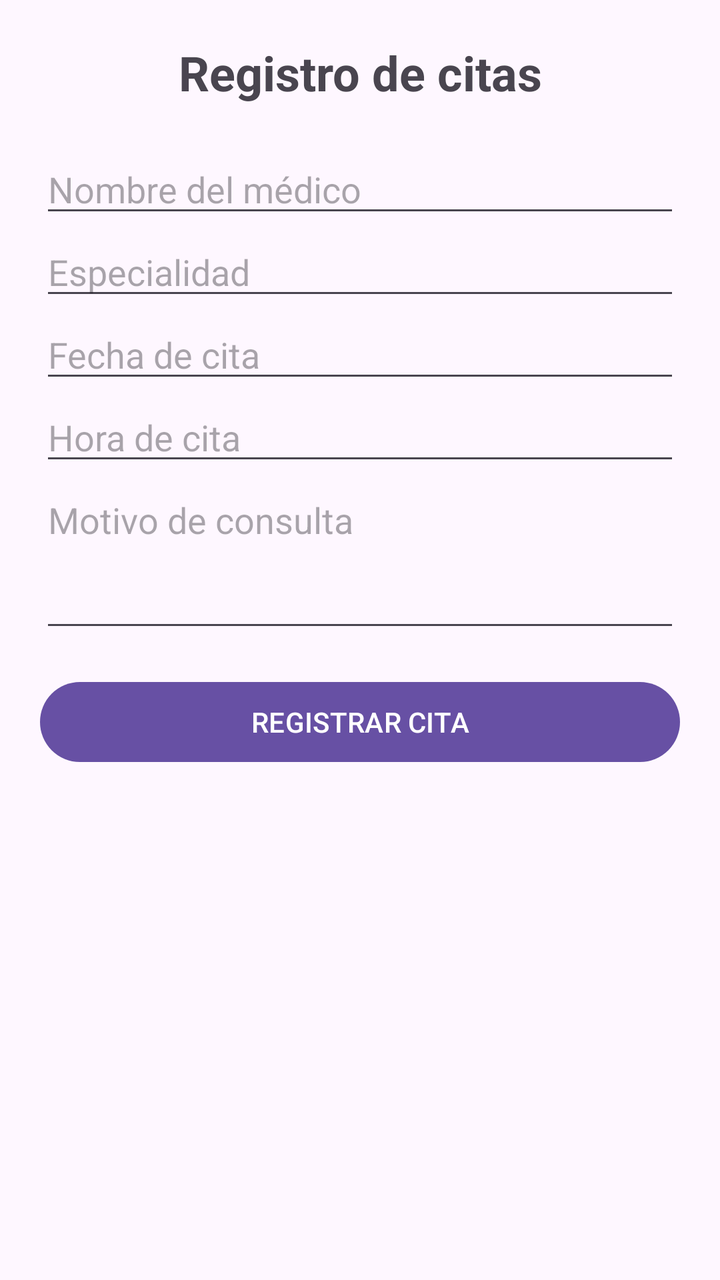
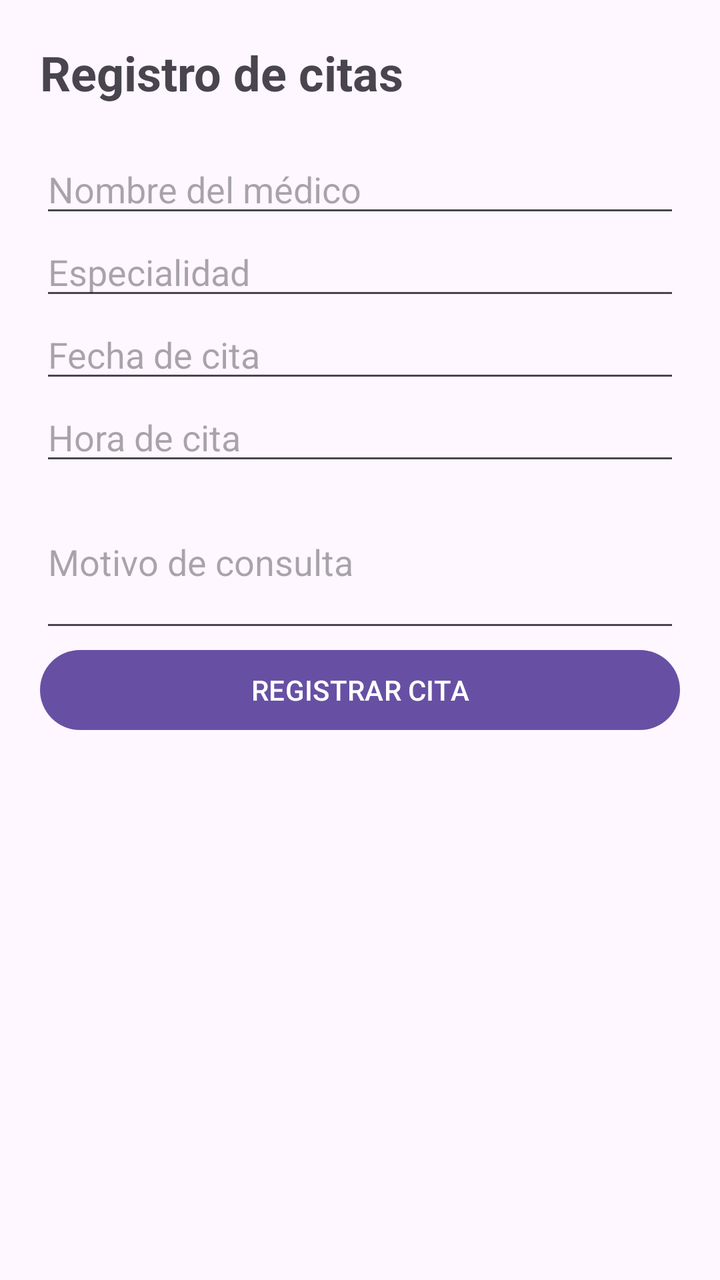

Screens rendered from an Android XML layout before and after an edit, with the pre-edit source and the edit as a unified diff.
<!-- AndroidManifest.xml: application theme Theme.AplicacionHealthcare -->
<!-- res/layout/activity_registro.xml -->
<?xml version="1.0" encoding="utf-8"?>
<ScrollView xmlns:android="http://schemas.android.com/apk/res/android"
    android:layout_width="match_parent"
    android:layout_height="match_parent"
    android:fitsSystemWindows="true">

    <LinearLayout
        android:layout_width="match_parent"
        android:layout_height="wrap_content"
        android:orientation="vertical"
        android:padding="20dp">

        <TextView
            android:layout_width="match_parent"
            android:layout_height="wrap_content"
            android:layout_marginBottom="20dp"
            android:gravity="center"
            android:text="Registro de citas"
            android:textSize="24sp"
            android:textStyle="bold" />

        <EditText
            android:id="@+id/etDoctor"
            android:layout_width="match_parent"
            android:layout_height="wrap_content"
            android:hint="Nombre del médico"
            android:inputType="textPersonName" />

        <EditText
            android:id="@+id/etEspecialidad"
            android:layout_width="match_parent"
            android:layout_height="wrap_content"
            android:hint="Especialidad"
            android:inputType="text" />

        <EditText
            android:id="@+id/etFecha"
            android:layout_width="match_parent"
            android:layout_height="wrap_content"
            android:hint="Fecha de cita"
            android:inputType="date" />

        <EditText
            android:id="@+id/etHora"
            android:layout_width="match_parent"
            android:layout_height="wrap_content"
            android:hint="Hora de cita"
            android:inputType="text" />

        <EditText
            android:id="@+id/etMotivo"
            android:layout_width="match_parent"
            android:layout_height="wrap_content"
            android:hint="Motivo de consulta"
            android:inputType="textMultiLine"
            android:minLines="3"
            android:gravity="top" />

        <Button
            android:id="@+id/btnGuardar"
            android:layout_width="match_parent"
            android:layout_height="wrap_content"
            android:layout_marginTop="16dp"
            android:text="REGISTRAR CITA" />

    </LinearLayout>
</ScrollView>
<!-- resources referenced by this layout -->
<resources>
  <style name="Theme.AplicacionHealthcare" parent="Base.Theme.AplicacionHealthcare" />
  <style name="Base.Theme.AplicacionHealthcare" parent="Theme.Material3.DayNight.NoActionBar">
          
          
      </style>
</resources>

<!-- the commit's change to res/layout/activity_registro.xml (unified diff, before → after) -->
@@ -1,8 +1,7 @@
 <?xml version="1.0" encoding="utf-8"?>
 <ScrollView xmlns:android="http://schemas.android.com/apk/res/android"
     android:layout_width="match_parent"
-    android:layout_height="match_parent"
-    android:fitsSystemWindows="true">
+    android:layout_height="match_parent">
 
     <LinearLayout
         android:layout_width="match_parent"
@@ -13,11 +12,10 @@
         <TextView
             android:layout_width="match_parent"
             android:layout_height="wrap_content"
-            android:layout_marginBottom="20dp"
-            android:gravity="center"
             android:text="Registro de citas"
             android:textSize="24sp"
-            android:textStyle="bold" />
+            android:textStyle="bold"
+            android:layout_marginBottom="20dp" />
 
         <EditText
             android:id="@+id/etDoctor"
@@ -53,14 +51,12 @@
             android:layout_height="wrap_content"
             android:hint="Motivo de consulta"
             android:inputType="textMultiLine"
-            android:minLines="3"
-            android:gravity="top" />
+            android:minLines="3" />
 
         <Button
             android:id="@+id/btnGuardar"
             android:layout_width="match_parent"
             android:layout_height="wrap_content"
-            android:layout_marginTop="16dp"
             android:text="REGISTRAR CITA" />
 
     </LinearLayout>
